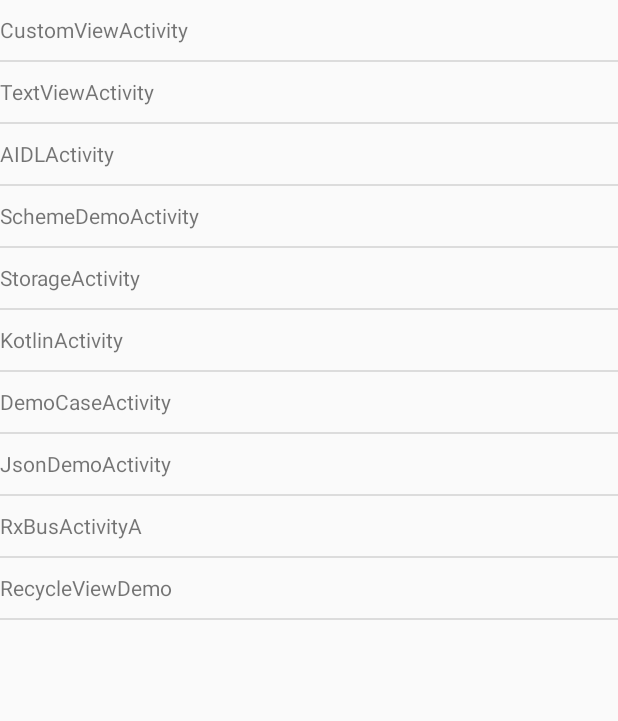
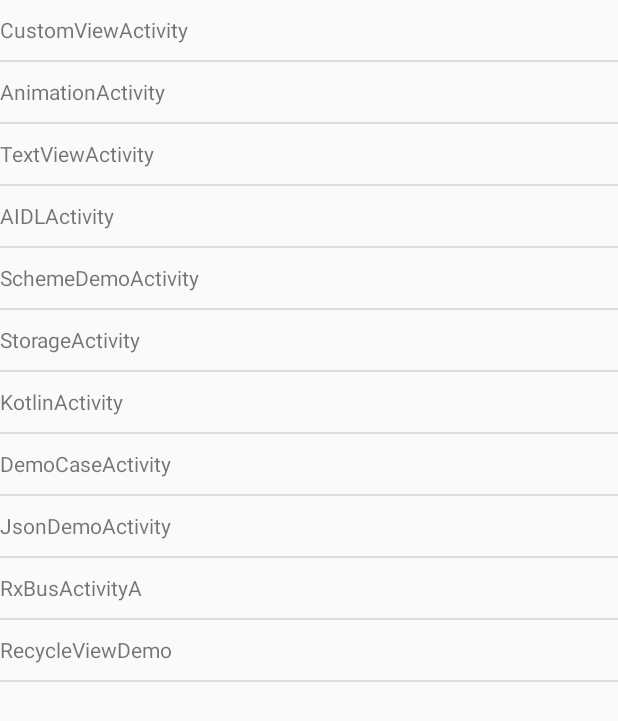
Before and after one commit to jason0539/StudyAndroid, an Android app: the screen it shows after launch (MainActivity), on a phone screen of 412 x 824 dp. Shown: the top 721 px of the screen. Run offline under Robolectric (Android 15) with nearby library versions, the phone set to English and light mode, and no system bars.

Commit message:
重命名

```diff
--- a/app/src/main/AndroidManifest.xml
+++ b/app/src/main/AndroidManifest.xml
@@ -25,7 +25,7 @@
         <activity android:name=".demo.SchemeDemoActivity"/>
         <activity android:name=".touchevent.gesture.GestureActivity"/>
         <activity android:name=".animation.AnimActivity"/>
-        <activity android:name=".animation.ScrollActivity"/>
+        <activity android:name=".animation.AnimationActivity"/>
         <activity android:name=".touchevent.event.TouchActivity"/>
         <activity android:name=".touchevent.scrollconflict.ScrollConflictActivity"/>
         <activity android:name=".plugin.loaddex.PluginActivity"/>
--- a/app/src/main/java/com/jason/workdemo/MainActivity.java
+++ b/app/src/main/java/com/jason/workdemo/MainActivity.java
@@ -15,6 +15,7 @@ import android.widget.TextView;
 
 import com.jason.common.utils.MLog;
 import com.jason.common.utils.MToast;
+import com.jason.workdemo.animation.AnimationActivity;
 import com.jason.workdemo.demo.DemoCaseActivity;
 import com.jason.workdemo.demo.SchemeDemoActivity;
 import com.jason.workdemo.demo.StorageActivity;
@@ -48,7 +49,7 @@ public class MainActivity extends Activity {
         final List<Class> dataList = new ArrayList<>();
         dataList.add(CustomViewActivity.class);
 //        dataList.add(AnimActivity.class);
-//        dataList.add(ScrollActivity.class);
+        dataList.add(AnimationActivity.class);
 //        dataList.add(ListViewActivity.class);
 //        dataList.add(SpanDemoActivity.class);
 //        dataList.add(TextViewActivity.class);
--- a/app/src/main/java/com/jason/workdemo/animation/ScrollActivity.java
+++ b/app/src/main/java/com/jason/workdemo/animation/AnimationActivity.java
@@ -13,7 +13,7 @@ import com.jason.workdemo.R;
 /**
  * liuzhenhui 16/6/4.下午10:54
  */
-public class ScrollActivity extends Activity implements OnClickListener {
+public class AnimationActivity extends Activity implements OnClickListener {
 
     private ScrollerTextView mTvScroller;
     private TextView mTvAnim;
```
